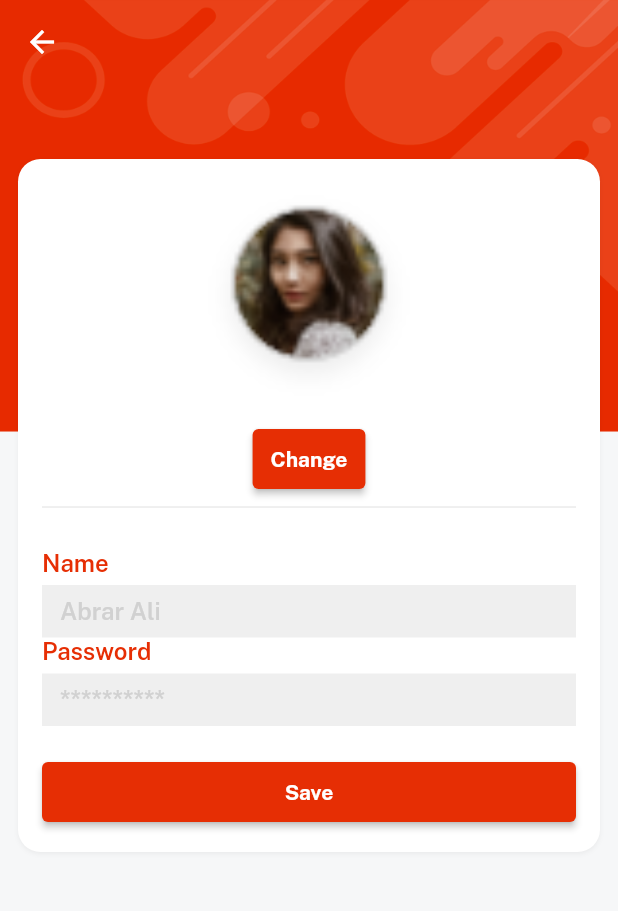
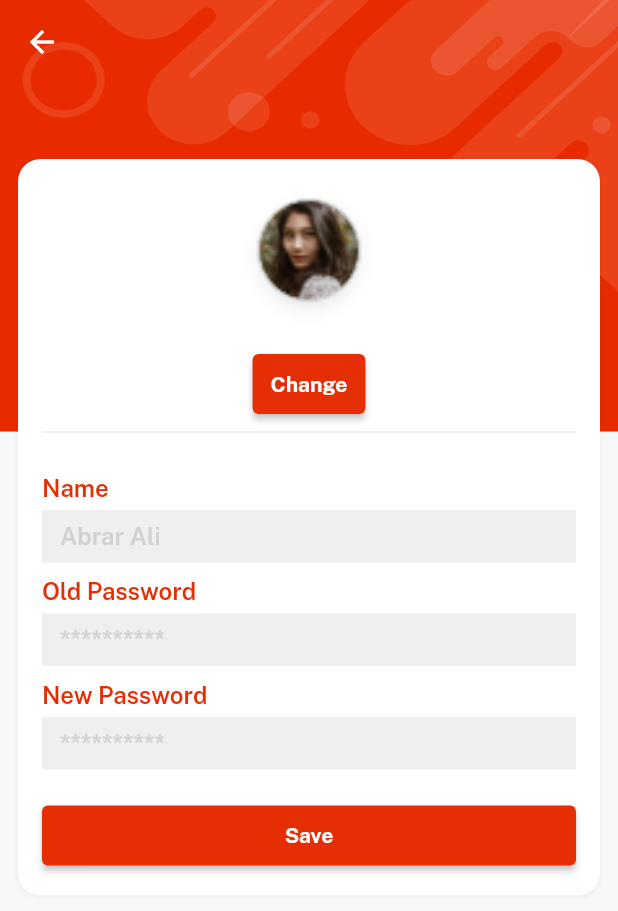
Before and after one commit to abraralidev/Ebuy, a Flutter app: the AccountScreen screen opened directly, after a tap on the "edit" icon, on a phone screen of 412 x 824 dp. Shown: the top 911 px of the screen. Run offline on Flutter 3.47's test engine with Material 2 defaults, Android fonts, the phone set to English and light mode, and no system bars; our stand-ins replace cloud_firestore, firebase_auth, firebase_core, firebase_storage, flutter_svg, get and 2 more; accounts and stored records are empty.

```diff
--- a/lib/consts/strings.dart
+++ b/lib/consts/strings.dart
@@ -61,4 +61,4 @@ const videos = ' Videos',
     supportPolicy = 'Support Policy';
 
 // ------Profile page text
-const wishlist = 'My Wishlist', orders= 'My Orders', massages= 'Massages';
+const wishlist = 'My Wishlist', orders= 'My Orders', massages= 'Massages', oldpass='Old Password', newpass='New Password';
--- a/lib/controllers/profile_controller.dart
+++ b/lib/controllers/profile_controller.dart
@@ -4,6 +4,7 @@ import 'dart:io';
 
 import 'package:cloud_firestore/cloud_firestore.dart';
 import 'package:ebuy/consts/consts.dart';
+import 'package:firebase_auth/firebase_auth.dart';
 import 'package:firebase_storage/firebase_storage.dart';
 import 'package:flutter/services.dart';
 import 'package:path/path.dart';
@@ -46,5 +47,19 @@ class ProfileController extends GetxController {
 
   // textfeild controllers
   final TextEditingController namecontroller = TextEditingController();
-  final TextEditingController passwordcontroller = TextEditingController();
+  final TextEditingController oldpasswordcontroller = TextEditingController();
+  final TextEditingController newpasswordcontroller = TextEditingController();
+
+changeAuthPassword(email, password, newpassword, context) async {
+    final cred= EmailAuthProvider.credential(email: email     , password: password);
+  await currentUser!.reauthenticateWithCredential(cred).then((value){
+    currentUser!.updatePassword(newpassword)
+  .catchError((e){
+      VxToast.show(context, msg: e.toString());
+    });
+  }).catchError((e){
+    VxToast.show(context, msg: e.toString());
+  });
+  }
+
 }
--- a/lib/views/AccountScreen/accountscreen.dart
+++ b/lib/views/AccountScreen/accountscreen.dart
@@ -44,8 +44,8 @@ class AccountScreen extends StatelessWidget {
                           ),
                           onPressed: () {
                             controller.namecontroller.text = data['name'];
-                            controller.passwordcontroller.text =
-                                data['password'];
+                            // controller.passwordcontroller.text =
+                            //     data['password'];
 
                             Get.to(() => EditProfileScreen(
                                   data: data,
--- a/lib/views/AccountScreen/edit_screen.dart
+++ b/lib/views/AccountScreen/edit_screen.dart
@@ -23,18 +23,21 @@ class EditProfileScreen extends StatelessWidget {
       appBar: AppBar(),
       body: Obx(
         () => Column(mainAxisSize: MainAxisSize.min, children: [
-       data['imageurl']==''&&   controller.profileImagePath.isEmpty
+          data['imageurl'] == '' && controller.profileImagePath.isEmpty
               ? Image.asset(
                   imgProfile,
-                  width: 150,
+                  width: 100,
                   fit: BoxFit.cover,
                 ).box.roundedFull.clip(Clip.antiAlias).make()
-              :
-              data['imageurl']!=''&&   controller.profileImagePath.isEmpty?
-                Image.network(data['imageurl'],width: 150,fit: BoxFit.cover,).box.roundedFull.clip(Clip.antiAlias).make()
-               :Image.file(
+              : data['imageurl'] != '' && controller.profileImagePath.isEmpty
+                  ? Image.network(
+                      data['imageurl'],
+                      width: 100,
+                      fit: BoxFit.cover,
+                    ).box.roundedFull.clip(Clip.antiAlias).make()
+                  : Image.file(
                       File(controller.profileImagePath.value),
-                  width: 150,
+                      width: 100,
                       fit: BoxFit.cover,
                     ).box.roundedFull.clip(Clip.antiAlias).make(),
           10.heightBox,
@@ -48,23 +51,49 @@ class EditProfileScreen extends StatelessWidget {
           const Divider(),
           20.heightBox,
           Customtextfeild(false, namehint, name, controller.namecontroller),
+          10.heightBox,
           Customtextfeild(
-              false, passwordhint, password, controller.passwordcontroller),
+              true, passwordhint, oldpass, controller.oldpasswordcontroller),
+          10.heightBox,
+          Customtextfeild(
+              true, passwordhint, newpass, controller.newpasswordcontroller),
           20.heightBox,
           controller.isloading.value
               ? const Center(
-                  child: CircularProgressIndicator(valueColor: AlwaysStoppedAnimation(redColor)),
+                  child: CircularProgressIndicator(
+                      valueColor: AlwaysStoppedAnimation(redColor)),
                 )
               : SizedBox(
                   width: context.screenWidth - 40,
                   child: CustomButton(() async {
                     controller.isloading(true);
+
+                    //condition if image not selected
+                    if (controller.profileImagePath.isNotEmpty) {
                       await controller.uploadImage();
+                    } else {
+                      controller.profileImagePath.value = data['imageurl'];
+                    }
+
+//condition if old password matches database password
+                    if (controller.oldpasswordcontroller.text ==
+                        data['password']) {
+                      await controller.changeAuthPassword(
+                          currentUser!.email,
+                           controller.oldpasswordcontroller.text,
+                          controller.newpasswordcontroller.text,
+                          context);
+
                       await controller.updateProfile(
                           controller.namecontroller.text,
-                        controller.passwordcontroller.text,
+                          controller.newpasswordcontroller.text,
                           controller.profileImagePath.value);
                       VxToast.show(context, msg: 'Profile Updated');
+                    } else {
+                      VxToast.show(context, msg: 'Old Password is incorrect');
+
+                      controller.isloading(false);
+                    }
                   }, 'Save', redColor, whiteColor)),
         ])
             .box
```
Also changed, not shown: lib/firebase_options.dart, 3 other files. Lines whose indentation alone changed are shown as unchanged.
